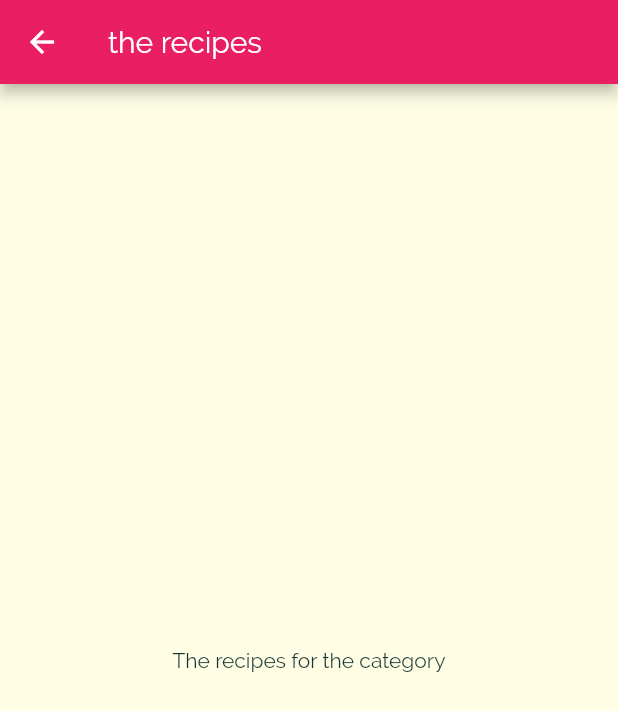
After one commit to abhisheksudhir/meals_app, a Flutter app: the screen it shows after launch, after a tap on "Italian", on a phone screen of 412 x 824 dp. The commit adds this screen. Shown: the top 711 px of the screen. Run offline on Flutter 3.47's test engine with Material 2 defaults, Android fonts, the phone set to English and light mode, and no system bars.

Commit message:
navigating to new page

```diff
--- a/lib/category_item.dart
+++ b/lib/category_item.dart
@@ -1,4 +1,6 @@
 import 'package:flutter/material.dart';
+
+import './category_meals_screen.dart';
 
 class CategoryItem extends StatelessWidget {
   final String title;
@@ -9,9 +11,23 @@ class CategoryItem extends StatelessWidget {
     this.color,
   );
 
+  void selectCategory(BuildContext ctx) {
+    Navigator.of(ctx).push(
+      MaterialPageRoute(
+        builder: (_) {
+          return CategoryMealsScreen();
+        },
+      ),
+    );
+  }
+
   @override
   Widget build(BuildContext context) {
-    return Container(
+    return InkWell(
+      onTap: () => selectCategory(context),
+      splashColor: Theme.of(context).primaryColor,
+      borderRadius: BorderRadius.circular(15),
+      child: Container(
         padding: const EdgeInsets.all(15),
         child: Text(
           title,
@@ -28,6 +44,7 @@ class CategoryItem extends StatelessWidget {
           ),
           borderRadius: BorderRadius.circular(15),
         ),
+      ),
     );
   }
 }
--- /dev/null
+++ b/lib/category_meals_screen.dart
@@ -0,0 +1,19 @@
+import 'package:flutter/material.dart';
+
+class CategoryMealsScreen extends StatelessWidget {
+  @override
+  Widget build(BuildContext context) {
+    return Scaffold(
+      appBar: AppBar(
+        title: Text(
+          'the recipes',
+        ),
+      ),
+      body: Center(
+        child: Text(
+          'The recipes for the category',
+        ),
+      ),
+    );
+  }
+}
```
Lines whose indentation alone changed are shown as unchanged.
